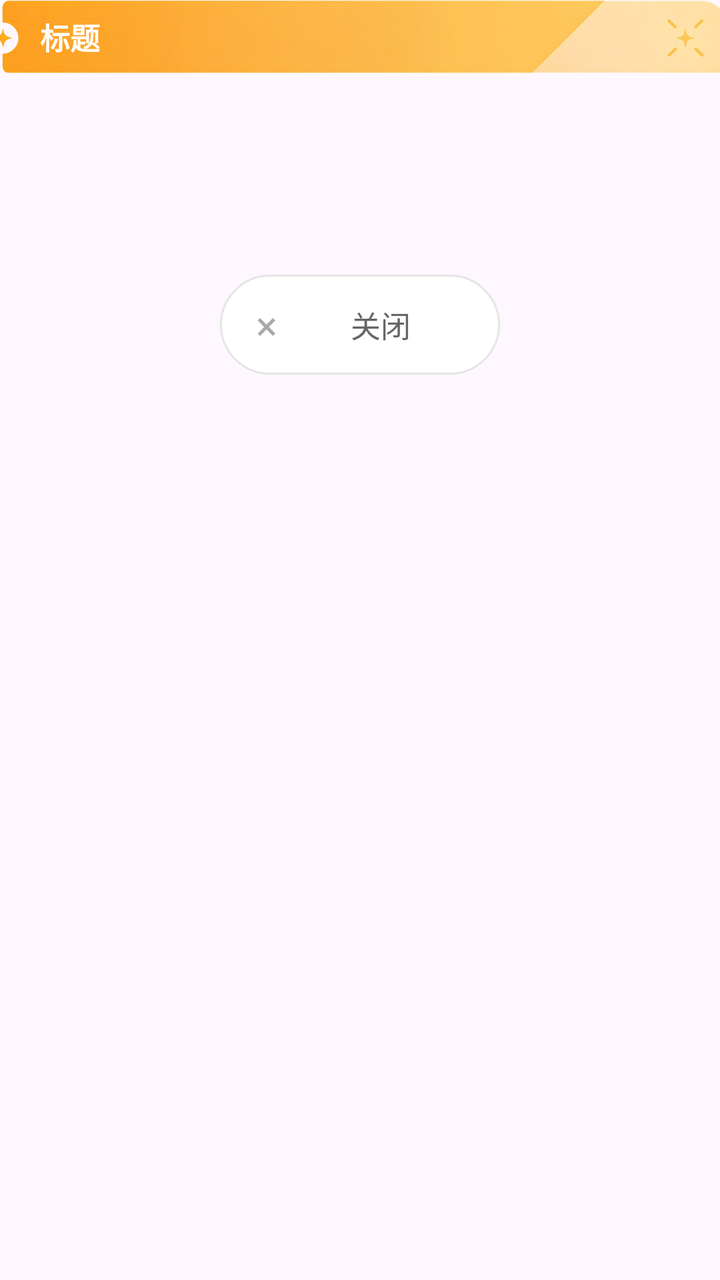
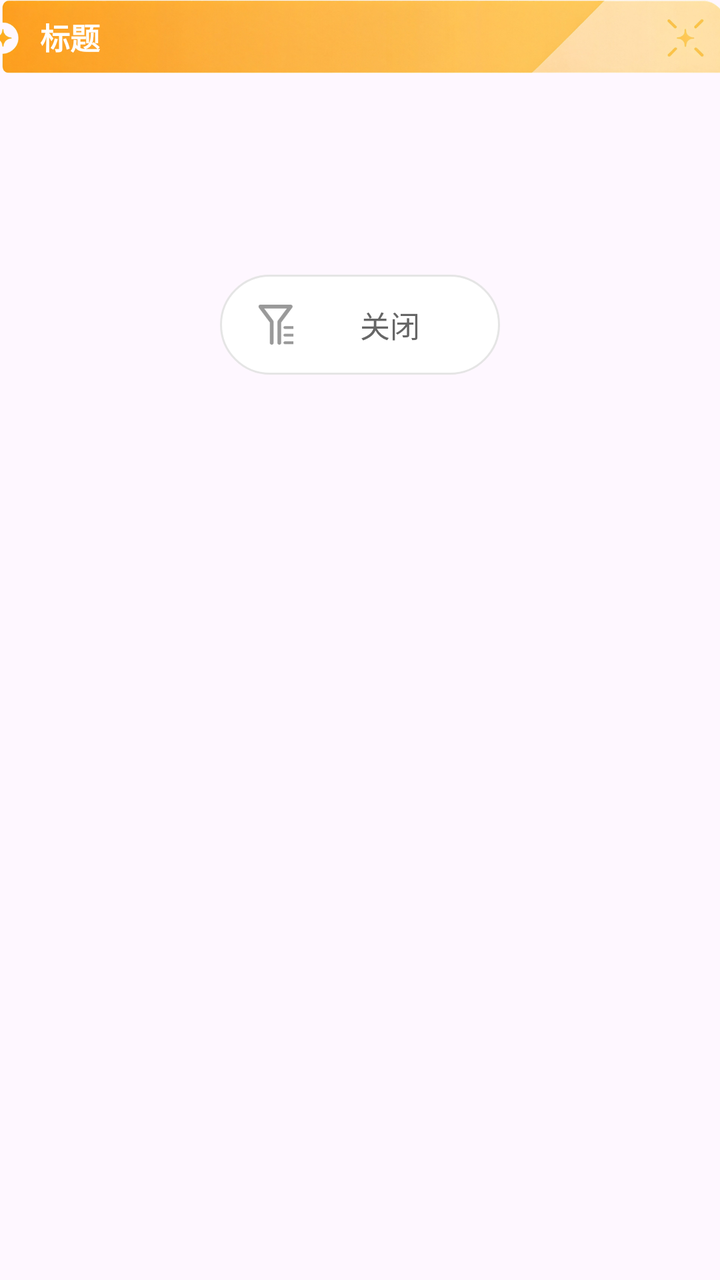

Compare the two renders of this Android layout. The source of the first and the diff that turns it into the second are given below.
<!-- AndroidManifest.xml: application theme Theme.Androiddeveloptest -->
<!-- res/layout/popup_base.xml -->
<?xml version="1.0" encoding="utf-8"?>
<FrameLayout xmlns:android="http://schemas.android.com/apk/res/android"
    android:layout_width="match_parent"
    android:layout_height="wrap_content"
    android:clipChildren="false"
    android:clipToPadding="false">

    <LinearLayout
        android:layout_width="match_parent"
        android:layout_height="wrap_content"
        android:clipChildren="false"
        android:clipToPadding="false"
        android:orientation="vertical">

        
        <FrameLayout
            android:id="@+id/ribbonContainer"
            android:layout_width="match_parent"
            android:layout_height="wrap_content"
            android:clipChildren="false"
            android:clipToPadding="false">

            <ImageView
                android:id="@+id/ivRibbon"
                android:layout_width="match_parent"
                android:layout_height="wrap_content"
                android:layout_marginStart="-10px"
                android:layout_marginEnd="-14px"
                android:adjustViewBounds="true"
                android:scaleType="fitStart"
                android:src="@drawable/ic_ribbon_4x"
                android:contentDescription="@null" />

            <TextView
                android:id="@+id/tvTitle"
                android:layout_width="wrap_content"
                android:layout_height="match_parent"
                android:layout_marginStart="20dp"
                android:layout_marginEnd="20dp"
                android:ellipsize="end"
                android:gravity="center_vertical"
                android:maxLines="1"
                android:text="标题"
                android:textColor="#FFFFFF"
                android:textSize="15sp"
                android:textStyle="bold" />
        </FrameLayout>

        
        <Space
            android:layout_width="match_parent"
            android:layout_height="6dp" />

        
        <FrameLayout
            android:id="@+id/panel"
            android:layout_width="match_parent"
            android:layout_height="wrap_content"
            android:elevation="2dp"
            android:minHeight="120dp">

            <LinearLayout
                android:id="@+id/contentContainer"
                android:layout_width="match_parent"
                android:layout_height="wrap_content"
                android:orientation="vertical"
                android:paddingStart="20dp"
                android:paddingTop="20dp"
                android:paddingEnd="20dp"
                android:paddingBottom="44dp" />

            
            <LinearLayout
                android:id="@+id/btnBar"
                android:layout_width="wrap_content"
                android:layout_height="50dp"
                android:layout_gravity="center_horizontal|bottom"
                android:layout_marginBottom="-25dp"
                android:gravity="center"
                android:orientation="horizontal">

                
                <LinearLayout
                    android:id="@+id/btnCancel"
                    android:layout_width="140dp"
                    android:layout_height="50dp"
                    android:layout_marginEnd="12dp"
                    android:background="@drawable/bg_popup_close"
                    android:gravity="center"
                    android:orientation="horizontal"
                    android:paddingStart="18dp"
                    android:paddingEnd="18dp"
                    android:visibility="gone">

                    <TextView
                        android:layout_width="wrap_content"
                        android:layout_height="wrap_content"
                        android:text="×"
                        android:textColor="#AAAAAA"
                        android:textSize="20sp" />

                    <TextView
                        android:layout_width="0dp"
                        android:layout_height="wrap_content"
                        android:layout_marginStart="10dp"
                        android:layout_weight="1"
                        android:gravity="center"
                        android:text="取消"
                        android:textColor="#666666"
                        android:textSize="15sp" />
                </LinearLayout>

                
                <LinearLayout
                    android:id="@+id/btnClose"
                    android:layout_width="140dp"
                    android:layout_height="50dp"
                    android:background="@drawable/bg_popup_close"
                    android:gravity="center"
                    android:orientation="horizontal"
                    android:paddingStart="18dp"
                    android:paddingEnd="18dp">

                    <TextView
                        android:id="@+id/btnCloseIcon"
                        android:layout_width="wrap_content"
                        android:layout_height="wrap_content"
                        android:text="×"
                        android:textColor="#AAAAAA"
                        android:textSize="20sp" />

                    <TextView
                        android:id="@+id/btnCloseLabel"
                        android:layout_width="0dp"
                        android:layout_height="wrap_content"
                        android:layout_marginStart="10dp"
                        android:layout_weight="1"
                        android:gravity="center"
                        android:text="关闭"
                        android:textColor="#666666"
                        android:textSize="15sp" />
                </LinearLayout>
            </LinearLayout>
        </FrameLayout>

    </LinearLayout>

</FrameLayout>
<!-- resources referenced by this layout -->
<resources>
  <!-- drawable bg_popup_close (drawable) -->
  <?xml version="1.0" encoding="utf-8"?>
  <shape xmlns:android="http://schemas.android.com/apk/res/android"
      android:shape="rectangle">
      <solid android:color="#FFFFFF" />
      <corners android:radius="25dp" />
      <stroke
          android:width="1dp"
          android:color="#E5E5E5" />
  </shape>
  <!-- drawable ic_ribbon_4x: png bitmap (drawable, 182848 bytes) -->
  <style name="Theme.Androiddeveloptest" parent="Base.Theme.Androiddeveloptest" />
  <style name="Base.Theme.Androiddeveloptest" parent="Theme.Material3.DayNight.NoActionBar">
          
          
      </style>
</resources>

<!-- the commit's change to res/layout/popup_base.xml (unified diff, before → after) -->
@@ -1,5 +1,6 @@
 <?xml version="1.0" encoding="utf-8"?>
 <FrameLayout xmlns:android="http://schemas.android.com/apk/res/android"
+    xmlns:app="http://schemas.android.com/apk/res-auto"
     android:layout_width="match_parent"
     android:layout_height="wrap_content"
     android:clipChildren="false"
@@ -121,13 +122,14 @@
                     android:paddingStart="18dp"
                     android:paddingEnd="18dp">
 
-                    <TextView
+                    <ImageView
                         android:id="@+id/btnCloseIcon"
-                        android:layout_width="wrap_content"
-                        android:layout_height="wrap_content"
-                        android:text="×"
-                        android:textColor="#AAAAAA"
-                        android:textSize="20sp" />
+                        android:layout_width="20dp"
+                        android:layout_height="20dp"
+                        android:contentDescription="确认"
+                        android:scaleType="fitCenter"
+                        android:src="@drawable/ic_action_check"
+                        app:tint="#999999" />
 
                     <TextView
                         android:id="@+id/btnCloseLabel"
<!-- resource entries referenced after the edit -->
@@ -10,6 +10,7 @@
           android:width="1dp"
           android:color="#E5E5E5" />
   </shape>
+  <!-- drawable ic_action_check: png bitmap (drawable, 2154 bytes) -->
   <!-- drawable ic_ribbon_4x: png bitmap (drawable, 182848 bytes) -->
   <style name="Theme.Androiddeveloptest" parent="Base.Theme.Androiddeveloptest" />
   <style name="Base.Theme.Androiddeveloptest" parent="Theme.Material3.DayNight.NoActionBar">
